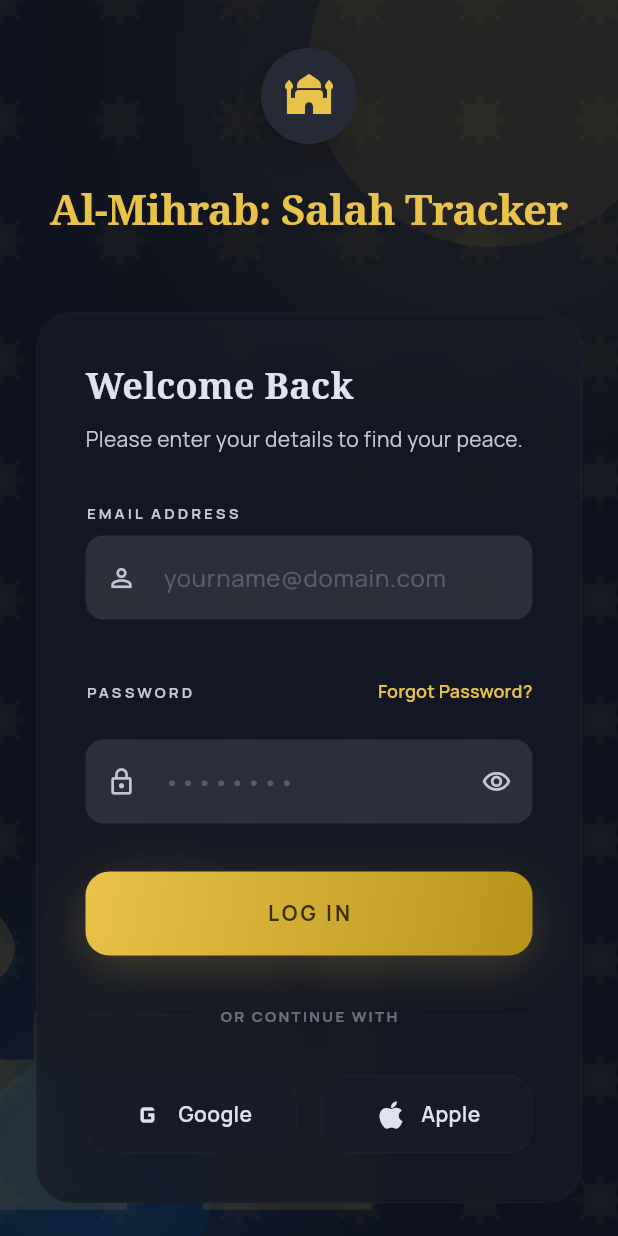
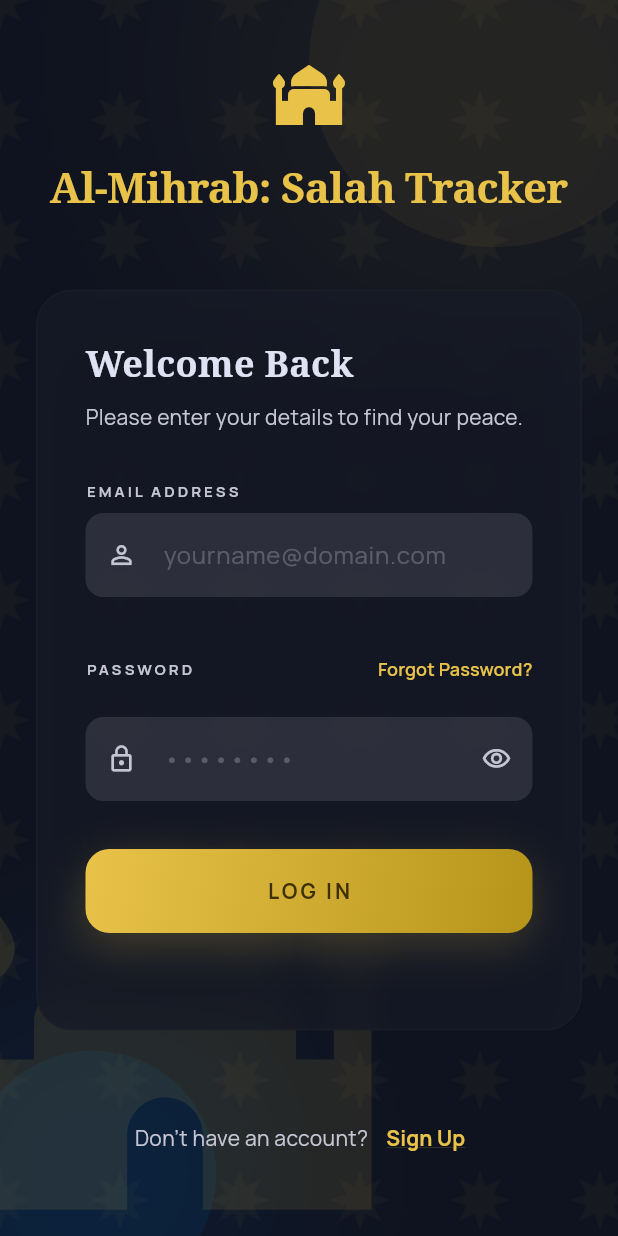
Before and after one commit to raifahd/Al-Mihrab-Salah-Tracker, a Flutter app: the LoginScreen screen opened directly, on a phone screen of 412 x 824 dp. Run offline on Flutter 3.47's test engine with Material 3 defaults, Android fonts, the light colour scheme and no system bars; our stand-ins replace dio, google_fonts, shared_preferences; accounts and stored records are empty; network calls fail.

Commit message:
update signup flow to require manual login, simplify login UI, and add logout confirmation dialog

```diff
--- a/lib/screens/login_screen.dart
+++ b/lib/screens/login_screen.dart
@@ -81,27 +81,8 @@
                       // Brand Anchor
                       Column(
                         children: [
-                          Container(
-                            width: 64,
-                            height: 64,
-                            decoration: BoxDecoration(
-                              color: AppColors.surfaceContainerHigh,
-                              shape: BoxShape.circle,
-                              boxShadow: [
-                                BoxShadow(
-                                  color: Colors.black.withOpacity(0.2),
-                                  blurRadius: 20,
-                                  offset: const Offset(0, 10),
-                                ),
-                              ],
-                            ),
-                            child: const Icon(
-                              Icons.mosque,
-                              color: AppColors.primary,
-                              size: 32,
-                            ),
-                          ),
-                          const SizedBox(height: 24),
+                          const Icon(Icons.mosque, color: AppColors.primary, size: 48),
+                          const SizedBox(height: 16),
                           Text(
                             'Al-Mihrab: Salah Tracker',
                             style: GoogleFonts.notoSerif(
@@ -241,47 +222,6 @@
                               ),
 
                               const SizedBox(height: 32),
-
-                              // Divider
-                              Row(
-                                children: [
-                                  Expanded(child: Divider(color: AppColors.outlineVariant.withOpacity(0.1))),
-                                  Padding(
-                                    padding: const EdgeInsets.symmetric(horizontal: 16),
-                                    child: Text(
-                                      'OR CONTINUE WITH',
-                                      style: GoogleFonts.manrope(
-                                        color: AppColors.onSurfaceVariant.withOpacity(0.5),
-                                        fontSize: 10,
-                                        fontWeight: FontWeight.bold,
-                                        letterSpacing: 1.5,
-                                      ),
-                                    ),
-                                  ),
-                                  Expanded(child: Divider(color: AppColors.outlineVariant.withOpacity(0.1))),
-                                ],
-                              ),
-
-                              const SizedBox(height: 32),
-
-                              // Social Login
-                              Row(
-                                children: [
-                                  Expanded(
-                                    child: _buildSocialButton(
-                                      label: 'Google',
-                                      icon: Icons.g_mobiledata, // Placeholder
-                                    ),
-                                  ),
-                                  const SizedBox(width: 16),
-                                  Expanded(
-                                    child: _buildSocialButton(
-                                      label: 'Apple',
-                                      icon: Icons.apple,
-                                    ),
-                                  ),
-                                ],
-                              ),
                             ],
                           ),
                         ),
@@ -380,30 +320,4 @@
       ),
     );
   }
-
-  Widget _buildSocialButton({required String label, required IconData icon}) {
-    return Container(
-      height: 52,
-      decoration: BoxDecoration(
-        color: AppColors.surfaceContainerLow,
-        borderRadius: BorderRadius.circular(16),
-        border: Border.all(color: AppColors.outlineVariant.withOpacity(0.1)),
-      ),
-      child: Row(
-        mainAxisAlignment: MainAxisAlignment.center,
-        children: [
-          Icon(icon, color: AppColors.onSurface, size: 24),
-          const SizedBox(width: 8),
-          Text(
-            label,
-            style: GoogleFonts.manrope(
-              color: AppColors.onSurface,
-              fontSize: 14,
-              fontWeight: FontWeight.w600,
-            ),
-          ),
-        ],
-      ),
-    );
-  }
 }
```
Also changed, not shown: lib/providers/auth_provider.dart (+2 -5 lines), lib/screens/profile_screen.dart (+52 -1 lines), lib/screens/signup_screen.dart (+12 -3 lines).
